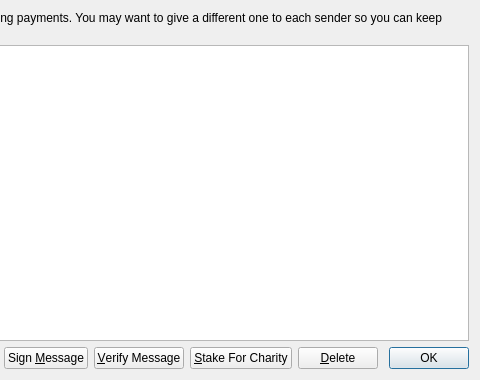
Old version of the form src/qt/forms/addressbookpage.ui in the repository cybershrapnel/NanoCheeZe; both pictures show x 280 to 760 and y 0 to 380 of the 760 by 380 pixel window.
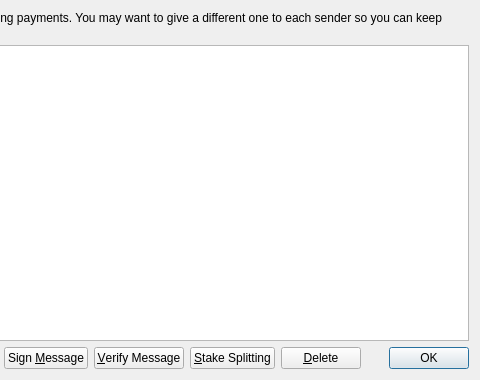
New version of the form. Icons and pictures are not drawn.

```diff
--- a/src/qt/forms/addressbookpage.ui
+++ b/src/qt/forms/addressbookpage.ui
@@ -130,7 +130,7 @@
         <string>Send a percentage of stake to a specified NanoCheeZe address</string>
        </property>
        <property name="text">
-        <string>&amp;Stake For Charity</string>
+        <string>&amp;Stake Splitting</string>
        </property>
        <property name="icon">
         <iconset resource="../bitcoin.qrc">
```
